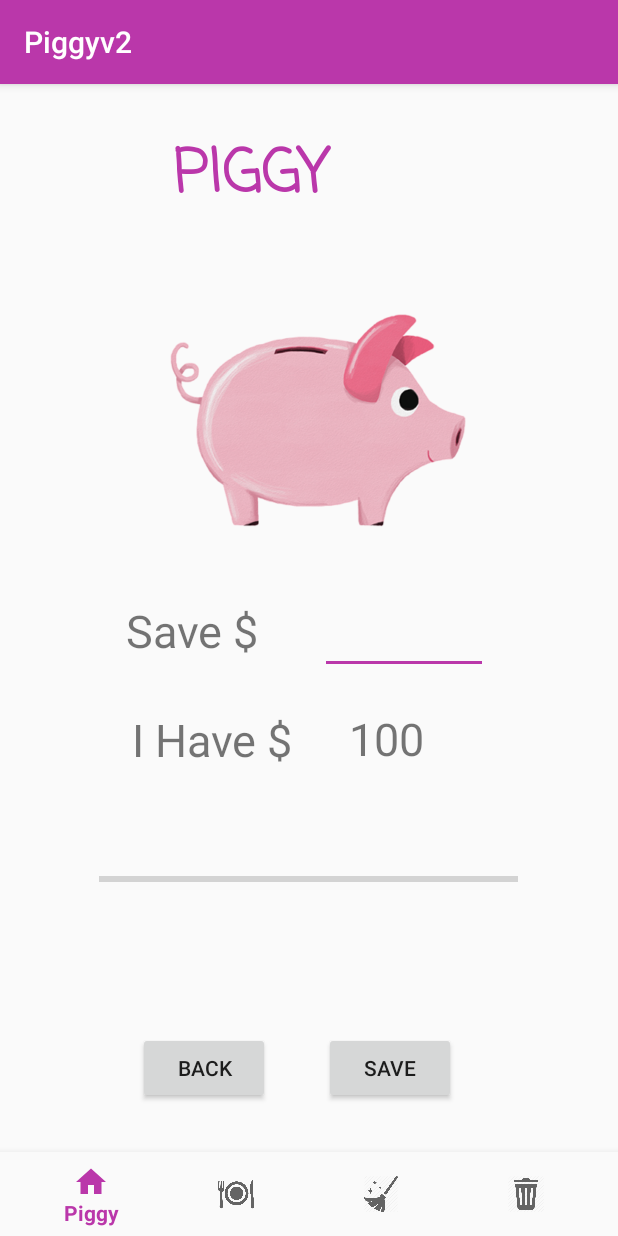
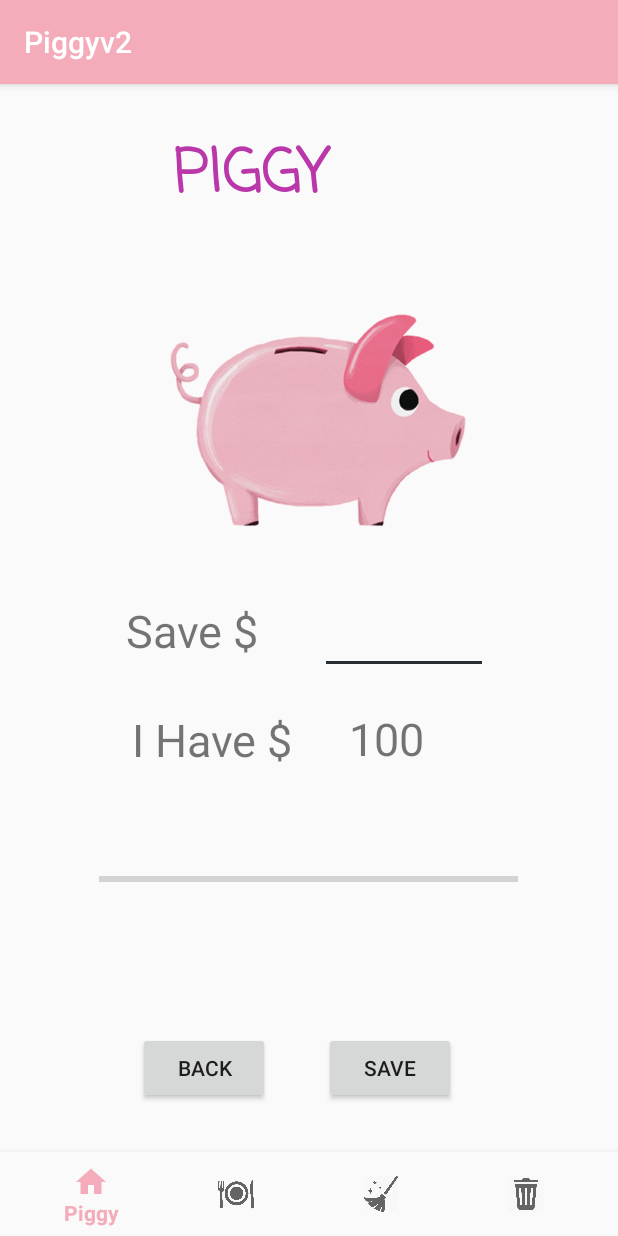
Before and after one commit to NivedithaK/Piggy, an Android app: the screen it shows after launch (MainActivity), on a phone screen of 412 x 824 dp. Run offline under Robolectric (Android 15) with nearby library versions, the phone set to English and light mode, and no system bars.

Commit message:
Update colors.xml

```diff
--- a/Piggy/app/src/main/res/values/colors.xml
+++ b/Piggy/app/src/main/res/values/colors.xml
@@ -1,6 +1,6 @@
 <?xml version="1.0" encoding="utf-8"?>
 <resources>
-    <color name="colorPrimary">#BA37AA</color>
+    <color name="colorPrimary">#F4ABBA</color>
     <color name="colorPrimaryDark">#BA37AA</color>
-    <color name="colorAccent">#BA37AA</color>
+    <color name="colorAccent">#292F33</color>
 </resources>
```
